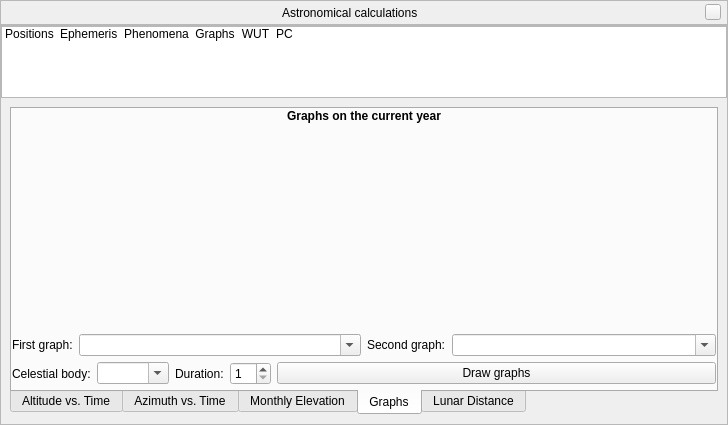
Old version of the form src/gui/astroCalcDialog.ui in the repository 519984307/stellarium_src.
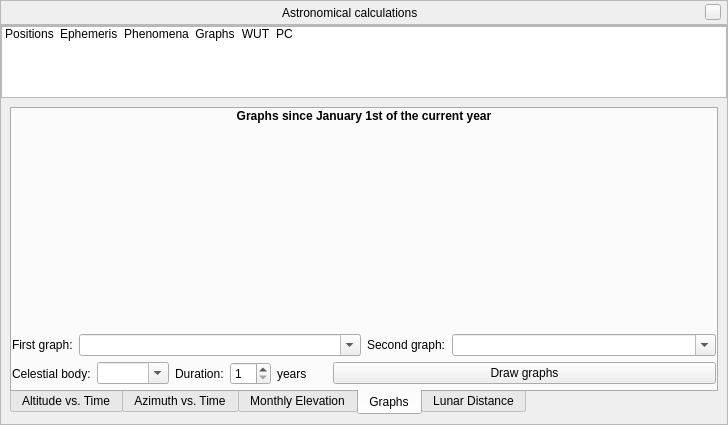
New version of the form. The open tabs and pages were chosen to show the change. Icons and pictures are not drawn. Custom widgets are drawn as their Qt base class.

Commit message: visual fixes for AstroCalc/Graphs tool

The edit to the form file:
```diff
--- a/src/gui/astroCalcDialog.ui
+++ b/src/gui/astroCalcDialog.ui
@@ -1312,7 +1312,7 @@
                  </font>
                 </property>
                 <property name="text">
-                 <string>Graphs on the current year</string>
+                 <string>Graphs since January 1st of the current year</string>
                 </property>
                 <property name="alignment">
                  <set>Qt::AlignCenter</set>
@@ -1437,6 +1437,29 @@
                     </property>
                    </widget>
                   </item>
+                  <item>
+                   <widget class="QLabel" name="graphsYearsLabel">
+                    <property name="text">
+                     <string comment="duration">years</string>
+                    </property>
+                   </widget>
+                  </item>
+                  <item>
+                   <spacer name="horizontalSpacer_5">
+                    <property name="orientation">
+                     <enum>Qt::Horizontal</enum>
+                    </property>
+                    <property name="sizeType">
+                     <enum>QSizePolicy::Fixed</enum>
+                    </property>
+                    <property name="sizeHint" stdset="0">
+                     <size>
+                      <width>20</width>
+                      <height>20</height>
+                     </size>
+                    </property>
+                   </spacer>
+                  </item>
                  </layout>
                 </item>
                 <item>
```
The commit also changes 1 other file.
